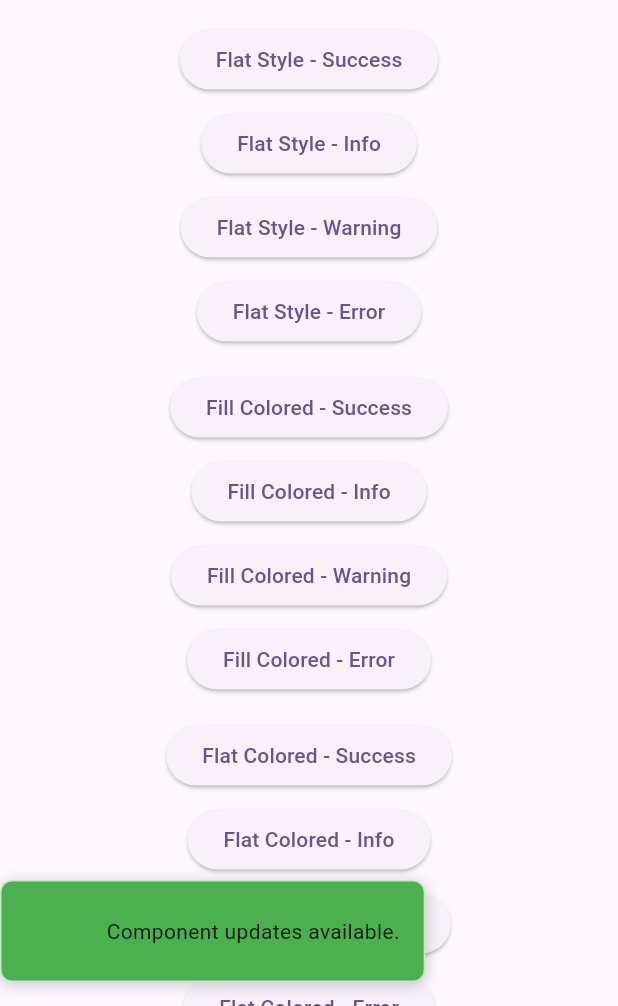
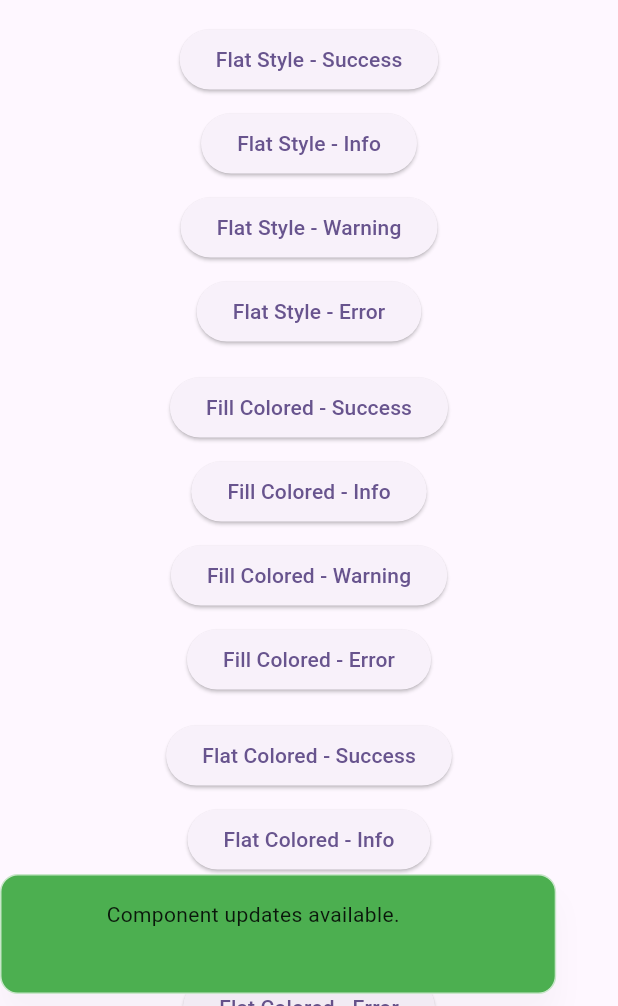
Before and after one commit to qminhminh/flutter_toast, a Flutter app: the screen it shows after launch, after a tap on "Flat Style - Success", on a phone screen of 412 x 824 dp, the part 230-1236 px from its top. Run offline on Flutter 3.47's test engine with Material 3 defaults, Android fonts, the phone set to English and light mode, and no system bars.

```diff
--- a/lib/src/fluttert_toast.dart
+++ b/lib/src/fluttert_toast.dart
@@ -1072,9 +1072,22 @@ class _ToastWidgetState extends State<_ToastWidget>
             break;
         }
 
+        // Icon size trong circle phụ thuộc vào styleType
+        double circleSize;
+        switch (widget.styleType!) {
+          case ToastStyleType.flat:
+          case ToastStyleType.flatColored:
+          case ToastStyleType.minimal:
+            circleSize = widget.iconSize + 16; // Padding lớn hơn cho đẹp
+            break;
+          case ToastStyleType.fillColored:
+            circleSize = widget.iconSize + 16;
+            break;
+        }
+
         icon = Container(
-          width: widget.iconSize + 12,
-          height: widget.iconSize + 12,
+          width: circleSize,
+          height: circleSize,
           decoration: BoxDecoration(
             color: circleBackgroundColor,
             shape: BoxShape.circle,
@@ -1128,10 +1141,12 @@ class _ToastWidgetState extends State<_ToastWidget>
       }
     }
 
-    // Close button widget (cho minimal style)
+    // Close button widget (cho minimal style và các style khác)
     Widget? closeButtonWidget;
     if (widget.showCloseButton) {
-      closeButtonWidget = GestureDetector(
+      closeButtonWidget = MouseRegion(
+        cursor: SystemMouseCursors.click,
+        child: GestureDetector(
           onTap: () {
             _controller.reverse().then((_) {
               widget.hideCallback();
@@ -1139,10 +1154,15 @@ class _ToastWidgetState extends State<_ToastWidget>
           },
           child: Container(
             padding: const EdgeInsets.all(4),
+            decoration: BoxDecoration(
+              color: Colors.transparent,
+              borderRadius: BorderRadius.circular(4),
+            ),
             child: Icon(
-            widget.closeButtonIcon ?? Icons.close,
+              widget.closeButtonIcon ?? Icons.close_rounded,
               color: widget.closeButtonColor,
               size: widget.closeButtonSize,
+            ),
           ),
         ),
       );
@@ -1157,9 +1177,9 @@ class _ToastWidgetState extends State<_ToastWidget>
 
     Widget content;
 
-    // Nếu có styleType (đặc biệt là minimal), layout đặc biệt với close button
-    if (widget.styleType != null && widget.showCloseButton) {
-      // Layout cho styleType: Icon bên trái, Text ở giữa (Expanded), Close button bên phải
+    // Nếu có styleType, layout đặc biệt (giống toastification)
+    if (widget.styleType != null) {
+      // Layout cho styleType: Icon bên trái, Text ở giữa (Expanded), Close button bên phải (nếu có)
       List<Widget> rowChildren = [];
 
       if (iconWidget != null) {
@@ -1172,8 +1192,10 @@ class _ToastWidgetState extends State<_ToastWidget>
       }
 
       if (closeButtonWidget != null) {
-        rowChildren.add(const SizedBox(width: 8));
-        rowChildren.add(closeButtonWidget);
+        rowChildren.add(const SizedBox(width: 4));
+        rowChildren.add(
+          Align(alignment: Alignment.topCenter, child: closeButtonWidget),
+        );
       }
 
       content = Row(
@@ -1270,7 +1292,10 @@ class _ToastWidgetState extends State<_ToastWidget>
       child: Container(
         constraints: BoxConstraints(
           maxWidth:
-              screenWidth * 0.9, // Responsive: tối đa 90% chiều rộng màn hình
+              screenWidth > 600
+                  ? 440.0 // Giống toastification: max width 440 cho desktop
+                  : screenWidth *
+                      0.9, // Responsive: tối đa 90% chiều rộng màn hình cho mobile
           minWidth: 100,
         ),
         decoration: BoxDecoration(
@@ -1281,9 +1306,10 @@ class _ToastWidgetState extends State<_ToastWidget>
               widget.boxShadow ??
               [
                 BoxShadow(
-                  color: Colors.black.withOpacity(0.2),
-                  blurRadius: 8,
-                  offset: const Offset(0, 2),
+                  color: const Color(0x07000000),
+                  blurRadius: 16,
+                  offset: const Offset(0, 16),
+                  spreadRadius: 0,
                 ),
               ],
         ),
--- a/lib/src/toast_style.dart
+++ b/lib/src/toast_style.dart
@@ -65,9 +65,9 @@ class ToastStyle {
     this.iconSize = 30.0,
     this.iconPadding,
     this.iconMargin,
-    this.borderRadius = 8.0,
-    this.padding = const EdgeInsets.symmetric(horizontal: 16.0, vertical: 12.0),
-    this.margin = const EdgeInsets.all(16.0),
+    this.borderRadius = 12.0,
+    this.padding = const EdgeInsets.symmetric(horizontal: 12.0, vertical: 16.0),
+    this.margin = const EdgeInsets.symmetric(horizontal: 12.0, vertical: 8.0),
     this.fontSize = 14.0,
     this.textPadding,
     this.textMargin,
@@ -94,9 +94,17 @@ class ToastStyle {
           backgroundColor: Colors.grey.shade100,
           textColor: Colors.black87,
           iconColor: typeColor,
-          borderRadius: 8.0,
+          borderRadius: 12.0,
           border: Border.all(color: lightColor, width: 1),
-          padding: const EdgeInsets.symmetric(horizontal: 16.0, vertical: 12.0),
+          padding: const EdgeInsets.symmetric(horizontal: 12.0, vertical: 16.0),
+          boxShadow: [
+            BoxShadow(
+              color: const Color(0x07000000),
+              blurRadius: 16,
+              offset: const Offset(0, 16),
+              spreadRadius: 0,
+            ),
+          ],
         );
       case ToastStyleType.fillColored:
         return ToastStyle(
@@ -104,8 +112,16 @@ class ToastStyle {
           backgroundColor: typeColor,
           textColor: Colors.white,
           iconColor: Colors.white,
-          borderRadius: 8.0,
-          padding: const EdgeInsets.symmetric(horizontal: 16.0, vertical: 12.0),
+          borderRadius: 12.0,
+          padding: const EdgeInsets.symmetric(horizontal: 12.0, vertical: 16.0),
+          boxShadow: [
+            BoxShadow(
+              color: const Color(0x07000000),
+              blurRadius: 16,
+              offset: const Offset(0, 16),
+              spreadRadius: 0,
+            ),
+          ],
         );
       case ToastStyleType.flatColored:
         return ToastStyle(
@@ -113,9 +129,17 @@ class ToastStyle {
           backgroundColor: lightColor,
           textColor: Colors.black87,
           iconColor: darkColor,
-          borderRadius: 8.0,
+          borderRadius: 12.0,
           border: Border.all(color: darkColor, width: 1),
-          padding: const EdgeInsets.symmetric(horizontal: 16.0, vertical: 12.0),
+          padding: const EdgeInsets.symmetric(horizontal: 12.0, vertical: 16.0),
+          boxShadow: [
+            BoxShadow(
+              color: const Color(0x07000000),
+              blurRadius: 16,
+              offset: const Offset(0, 16),
+              spreadRadius: 0,
+            ),
+          ],
         );
       case ToastStyleType.minimal:
         return ToastStyle(
@@ -123,16 +147,17 @@ class ToastStyle {
           backgroundColor: Colors.white,
           textColor: Colors.black87,
           iconColor: typeColor,
-          borderRadius: 8.0,
+          borderRadius: 12.0,
           border: Border(
             left: BorderSide(color: typeColor, width: 4),
           ),
-          padding: const EdgeInsets.symmetric(horizontal: 16.0, vertical: 12.0),
+          padding: const EdgeInsets.symmetric(horizontal: 12.0, vertical: 16.0),
           boxShadow: [
             BoxShadow(
-              color: Colors.black.withOpacity(0.1),
-              blurRadius: 4,
-              offset: const Offset(0, 2),
+              color: const Color(0x07000000),
+              blurRadius: 16,
+              offset: const Offset(0, 16),
+              spreadRadius: 0,
             ),
           ],
         );
```
Also changed, not shown: 1 other file. Lines whose indentation alone changed are shown as unchanged.
